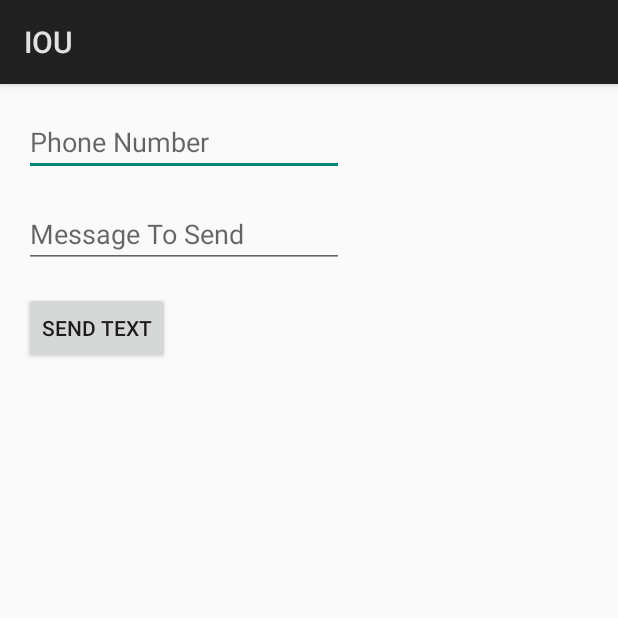
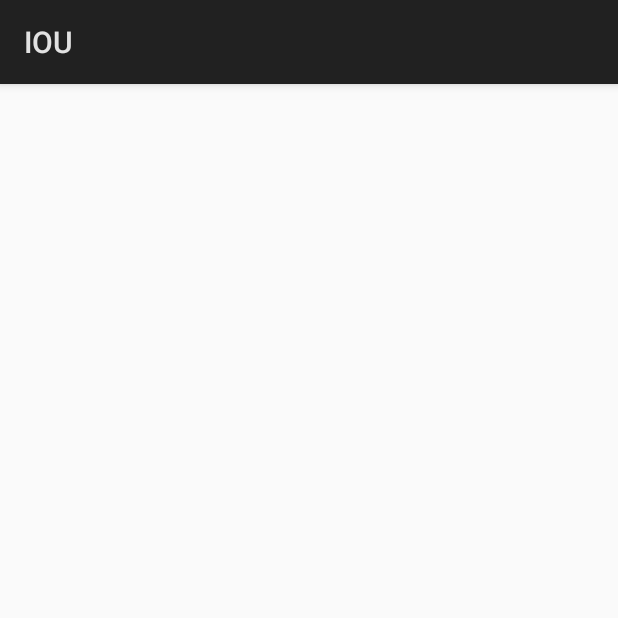
Before and after one commit to MarsHillUniversityCS/IOU, an Android app: the screen it shows after launch (IOUMain), on a phone screen of 412 x 824 dp, the top half of it. Run offline under Robolectric (Android 15) with nearby library versions, the phone set to English and light mode, and no system bars.

```diff
--- a/app/src/main/java/cs421/cs/mhu/edu/iou/IOUMain.java
+++ b/app/src/main/java/cs421/cs/mhu/edu/iou/IOUMain.java
@@ -23,10 +23,12 @@ public class IOUMain extends Activity {
         String textMessage = "";
 
         EditText number = findViewById(R.id.editTextNumber);
-        TextView message = findViewById(R.id.editTextMessage);
+        //TextView message = findViewById(R.id.editTextMessage);
 
         phoneNumber = number.getText().toString();
-        textMessage = message.getText().toString();
+        //textMessage = message.getText().toString();
+        textMessage = "You currently owe Drew $250.00, this is your daily reminder.";
+
 
         utils.sendText(phoneNumber, textMessage);
     }
--- a/app/src/main/java/cs421/cs/mhu/edu/iou/SMSUtils.java
+++ b/app/src/main/java/cs421/cs/mhu/edu/iou/SMSUtils.java
@@ -3,11 +3,8 @@ package cs421.cs.mhu.edu.iou;
 
 import android.Manifest;
 import android.app.Activity;
-import android.content.Context;
 import android.content.pm.PackageManager;
-import android.os.Bundle;
 import android.telephony.SmsManager;
-import android.view.View;
 import android.widget.Toast;
 
 /**
--- a/app/src/main/res/layout/activity_ioumain.xml
+++ b/app/src/main/res/layout/activity_ioumain.xml
@@ -6,39 +6,4 @@
     android:layout_height="match_parent"
     tools:context="cs421.cs.mhu.edu.iou.IOUMain">
 
-    <Button
-        android:id="@+id/button"
-        android:layout_width="wrap_content"
-        android:layout_height="wrap_content"
-        android:layout_marginStart="16dp"
-        android:layout_marginTop="16dp"
-        android:onClick="sendText"
-        android:text="@string/buttonText"
-        app:layout_constraintStart_toStartOf="parent"
-        app:layout_constraintTop_toBottomOf="@+id/editTextMessage" />
-
-    <EditText
-        android:id="@+id/editTextNumber"
-        android:layout_width="wrap_content"
-        android:layout_height="wrap_content"
-        android:layout_marginStart="16dp"
-        android:layout_marginTop="16dp"
-        android:ems="10"
-        android:hint="@string/textPhoneNumber"
-        android:inputType="phone"
-        app:layout_constraintStart_toStartOf="parent"
-        app:layout_constraintTop_toTopOf="parent" />
-
-    <EditText
-        android:id="@+id/editTextMessage"
-        android:layout_width="wrap_content"
-        android:layout_height="wrap_content"
-        android:layout_marginStart="16dp"
-        android:layout_marginTop="16dp"
-        android:ems="10"
-        android:hint="@string/textMessage"
-        android:inputType="textMultiLine"
-        app:layout_constraintStart_toStartOf="parent"
-        app:layout_constraintTop_toBottomOf="@+id/editTextNumber" />
-
 </android.support.constraint.ConstraintLayout>
```
